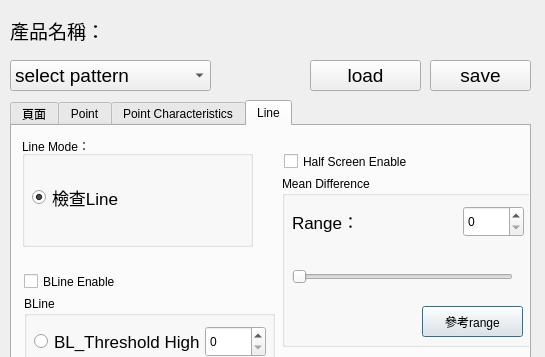
Above: funcpar.ui from hsinying-tsai/CT2 before the change; both pictures show x 0 to 545 and y 0 to 357 of the 545 by 812 pixel window. Below: the same form after it.
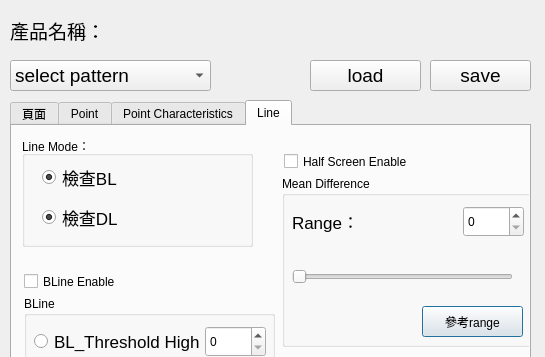
That is the form after the change. The open tabs and pages were chosen to show the change.

```diff
--- a/funcpar.ui
+++ b/funcpar.ui
@@ -2110,8 +2110,8 @@
      <widget class="QRadioButton" name="radioB_checkLine">
       <property name="geometry">
        <rect>
-        <x>10</x>
-        <y>50</y>
+        <x>20</x>
+        <y>30</y>
         <width>112</width>
         <height>23</height>
        </rect>
@@ -2124,7 +2124,33 @@
        </font>
       </property>
       <property name="text">
-       <string>檢查Line</string>
+       <string>檢查BL</string>
+      </property>
+      <property name="checked">
+       <bool>true</bool>
+      </property>
+      <property name="autoExclusive">
+       <bool>false</bool>
+      </property>
+     </widget>
+     <widget class="QRadioButton" name="radioB_checkDL">
+      <property name="geometry">
+       <rect>
+        <x>20</x>
+        <y>70</y>
+        <width>112</width>
+        <height>23</height>
+       </rect>
+      </property>
+      <property name="font">
+       <font>
+        <pointsize>13</pointsize>
+        <weight>50</weight>
+        <bold>false</bold>
+       </font>
+      </property>
+      <property name="text">
+       <string>檢查DL</string>
       </property>
       <property name="checked">
        <bool>true</bool>
```
Left out of the diff: 2 changed lines with no effect on the pictures.
